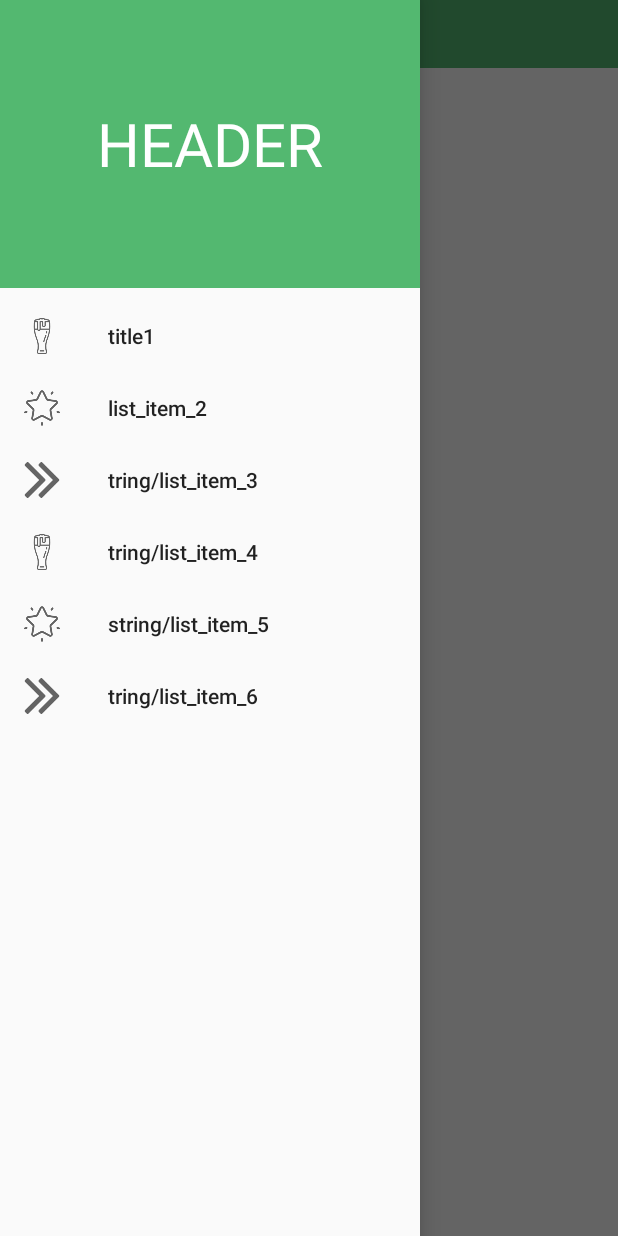
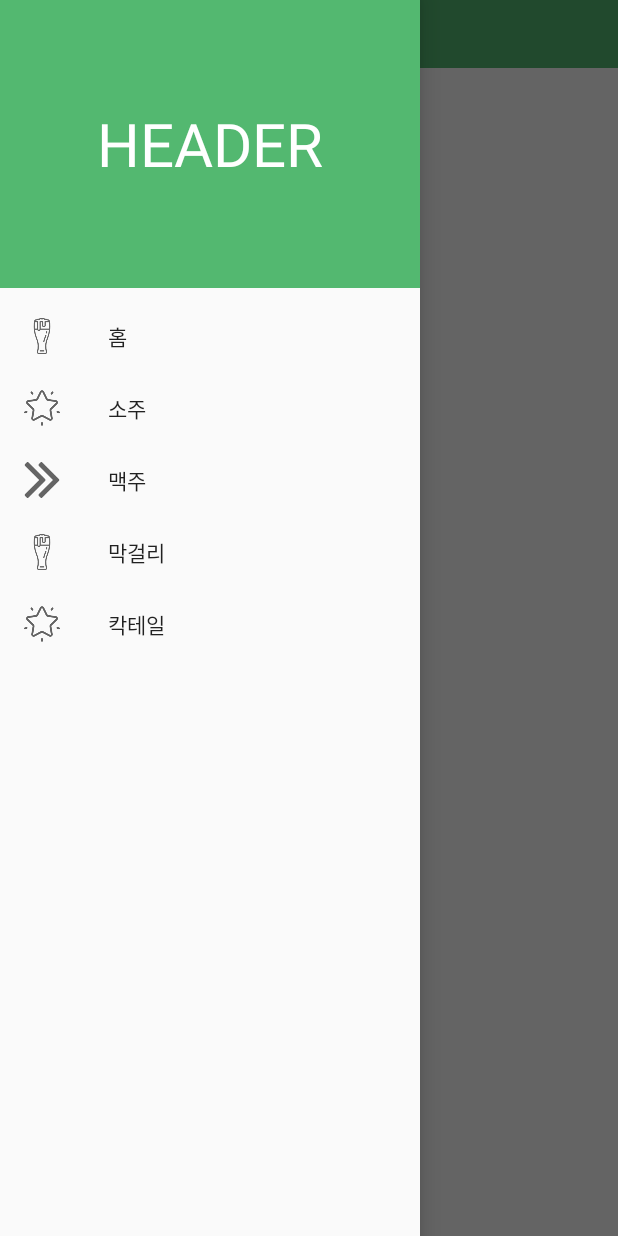
Before and after one commit to JNU-Include/C2H6O, an Android app: the screen it shows after launch (MainActivity), with the side drawer open, on a phone screen of 412 x 824 dp. Run offline under Robolectric (Android 15) with nearby library versions, the phone set to English and light mode, and no system bars.

Commit message:
set drawer

```diff
--- a/C2H6O/app/src/main/res/layout/activity_main.xml
+++ b/C2H6O/app/src/main/res/layout/activity_main.xml
@@ -9,12 +9,14 @@
     android:fitsSystemWindows="true"
     tools:openDrawer="start">
 
+    <!--주 컨텐츠를 표시할 뷰-->
     <LinearLayout
         android:layout_width="match_parent"
         android:layout_height="match_parent"
         tools:context="com.example.team1288.c2h6o.MainActivity"
         android:orientation="vertical">
 
+        <!--툴바-->
         <android.support.v7.widget.Toolbar
             android:id="@+id/toolbar"
             android:layout_width="match_parent"
@@ -22,24 +24,30 @@
             android:background="?attr/colorPrimary"
             app:popupTheme="@style/AppTheme" />
 
-        <Button
-            android:id="@+id/btn_goBeer"
-            android:layout_width="wrap_content"
-            android:layout_height="wrap_content"
-            android:text="맥주 페이지"
-            tools:layout_editor_absoluteY="156dp"
-            tools:layout_editor_absoluteX="80dp" />
+        <!--주 컨텐츠 페이지 (Fragment)-->
+        <LinearLayout
+            android:id="@+id/l_main_fragment"
+            android:layout_width="match_parent"
+            android:layout_height="match_parent"
+            android:orientation="vertical" />
+    <!--<Button-->
+        <!--android:id="@+id/btn_goBeer"-->
+        <!--android:layout_width="wrap_content"-->
+        <!--android:layout_height="wrap_content"-->
+        <!--android:text="맥주 페이지"-->
+        <!--tools:layout_editor_absoluteY="156dp"-->
+        <!--tools:layout_editor_absoluteX="80dp" />-->
 
-        <Button
-            android:id="@+id/btn_goMakgeoll"
-            android:layout_width="wrap_content"
-            android:layout_height="wrap_content"
-            android:text="막걸리 페이지"
-            tools:layout_editor_absoluteY="156dp"
-            tools:layout_editor_absoluteX="210dp" />
+    <!--<Button-->
+        <!--android:id="@+id/btn_goMakgeoll"-->
+        <!--android:layout_width="wrap_content"-->
+        <!--android:layout_height="wrap_content"-->
+        <!--android:text="막걸리 페이지"-->
+        <!--tools:layout_editor_absoluteY="156dp"-->
+        <!--tools:layout_editor_absoluteX="210dp" />-->
 
     </LinearLayout>
-
+    <!--드로어에 표시될 뷰 (Navigation)-->
     <android.support.design.widget.NavigationView
         android:id="@+id/navigation_view"
         android:layout_width="wrap_content"
--- a/C2H6O/app/src/main/res/menu/drawer.xml
+++ b/C2H6O/app/src/main/res/menu/drawer.xml
@@ -2,23 +2,20 @@
 <menu xmlns:android="http://schemas.android.com/apk/res/android">
 
     <group android:checkableBehavior="single">
-        <item android:id="@+id/list_item_1"
+        <item android:id="@+id/li_home"
             android:icon="@drawable/ic_beer"
-            android:title="title1"/>
-        <item android:id="@+id/list_item_2"
+            android:title="홈"/>
+        <item android:id="@+id/li_soju"
             android:icon="@drawable/ic_star"
-            android:title="list_item_2"/>
-        <item android:id="@+id/list_item_3"
+            android:title="소주"/>
+        <item android:id="@+id/li_beer"
             android:icon="@drawable/ic_arrow"
-            android:title="tring/list_item_3"/>
-        <item android:id="@+id/list_item_4"
+            android:title="맥주"/>
+        <item android:id="@+id/li_makgeolli"
             android:icon="@drawable/ic_beer"
-            android:title="tring/list_item_4"/>
-        <item android:id="@+id/list_item_5"
+            android:title="막걸리"/>
+        <item android:id="@+id/li_cocktail"
             android:icon="@drawable/ic_star"
-            android:title="string/list_item_5"/>
-        <item android:id="@+id/list_item_6"
-            android:icon="@drawable/ic_arrow"
-            android:title="tring/list_item_6"/>
+            android:title="칵테일"/>
     </group>
 </menu>
```
Also changed, not shown: C2H6O/app/src/main/java/com/example/team1288/c2h6o/MainActivity.java (+43 -34 lines), C2H6O/app/src/main/res/layout/home.xml (added, +22 -0 lines).
